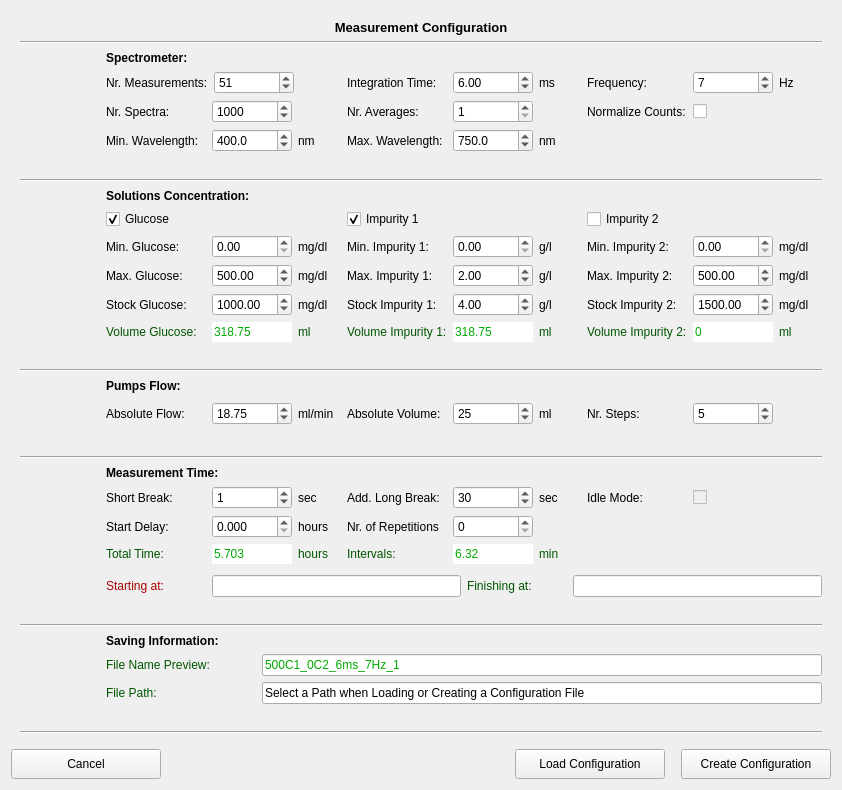
Old version of the form pol_configureMeasurement.ui in the repository CesarCarvajal/Oxymetry-Backup-2018.
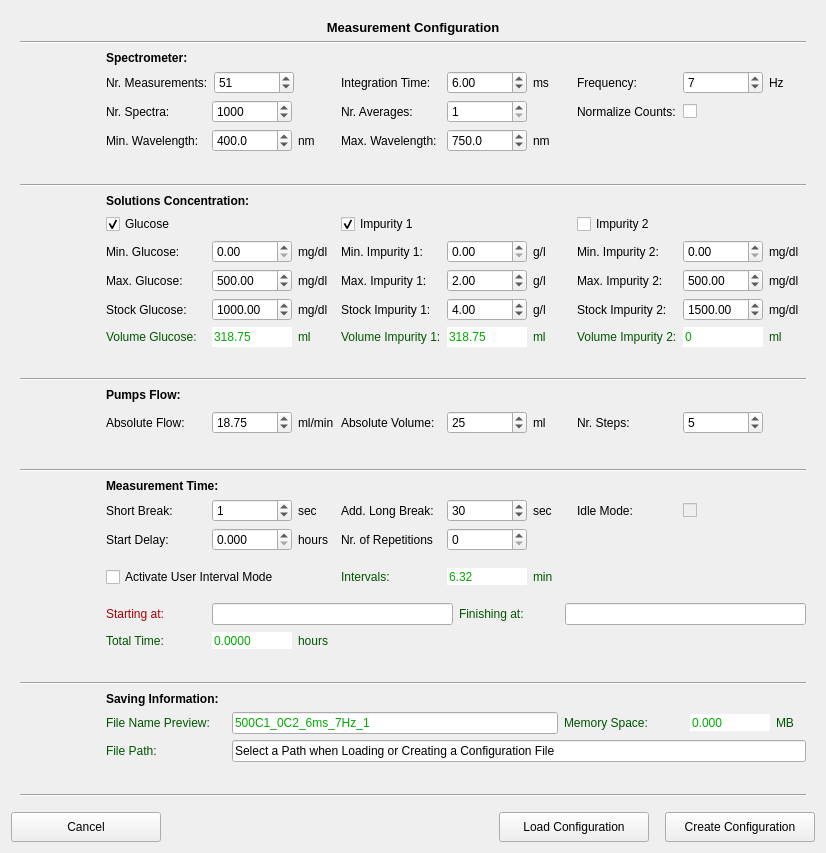
New version of the form. Icons and pictures are not drawn.

```diff
--- a/pol_configureMeasurement.ui
+++ b/pol_configureMeasurement.ui
@@ -6,8 +6,8 @@
    <rect>
     <x>0</x>
     <y>0</y>
-    <width>842</width>
-    <height>790</height>
+    <width>826</width>
+    <height>853</height>
    </rect>
   </property>
   <property name="sizePolicy">
@@ -2844,7 +2844,7 @@
                    <bool>false</bool>
                   </property>
                   <property name="sizePolicy">
-                   <sizepolicy hsizetype="Expanding" vsizetype="Fixed">
+                   <sizepolicy hsizetype="Minimum" vsizetype="Fixed">
                     <horstretch>0</horstretch>
                     <verstretch>0</verstretch>
                    </sizepolicy>
@@ -3136,189 +3136,59 @@
                 </item>
                </layout>
               </item>
-              <item row="3" column="0">
-               <layout class="QHBoxLayout" name="horizontalLayout_44">
+             </layout>
+            </item>
                 <item>
-                 <widget class="QLabel" name="label_BtimeInt">
-                  <property name="minimumSize">
-                   <size>
-                    <width>100</width>
-                    <height>0</height>
-                   </size>
-                  </property>
-                  <property name="maximumSize">
+             <spacer name="verticalSpacer_3">
+              <property name="orientation">
+               <enum>Qt::Vertical</enum>
+              </property>
+              <property name="sizeHint" stdset="0">
                    <size>
-                    <width>16777215</width>
-                    <height>16777215</height>
-                   </size>
-                  </property>
-                  <property name="palette">
-                   <palette>
-                    <active>
-                     <colorrole role="WindowText">
-                      <brush brushstyle="SolidPattern">
-                       <color alpha="255">
-                        <red>0</red>
-                        <green>85</green>
-                        <blue>0</blue>
-                       </color>
-                      </brush>
-                     </colorrole>
-                    </active>
-                    <inactive>
-                     <colorrole role="WindowText">
-                      <brush brushstyle="SolidPattern">
-                       <color alpha="255">
-                        <red>0</red>
-                        <green>85</green>
-                        <blue>0</blue>
-                       </color>
-                      </brush>
-                     </colorrole>
-                    </inactive>
-                    <disabled>
-                     <colorrole role="WindowText">
-                      <brush brushstyle="SolidPattern">
-                       <color alpha="255">
-                        <red>120</red>
-                        <green>120</green>
-                        <blue>120</blue>
-                       </color>
-                      </brush>
-                     </colorrole>
-                    </disabled>
-                   </palette>
-                  </property>
-                  <property name="toolTip">
-                   <string>Time Interval between measurements</string>
-                  </property>
-                  <property name="text">
-                   <string>Total Time:</string>
-                  </property>
-                 </widget>
+                <width>5</width>
+                <height>10</height>
+               </size>
+              </property>
+             </spacer>
                 </item>
                 <item>
-                 <widget class="QLineEdit" name="lineEdit_BtimeInterval">
-                  <property name="enabled">
-                   <bool>true</bool>
+             <layout class="QGridLayout" name="gridLayout_9">
+              <item row="0" column="1">
+               <layout class="QHBoxLayout" name="horizontalLayout_56">
+                <item>
+                 <widget class="QCheckBox" name="checkBox_IntervalMode">
+                  <property name="sizePolicy">
+                   <sizepolicy hsizetype="Preferred" vsizetype="Fixed">
+                    <horstretch>0</horstretch>
+                    <verstretch>0</verstretch>
+                   </sizepolicy>
                   </property>
                   <property name="minimumSize">
                    <size>
-                    <width>80</width>
+                    <width>220</width>
                     <height>0</height>
                    </size>
                   </property>
-                  <property name="maximumSize">
-                   <size>
-                    <width>80</width>
-                    <height>16777215</height>
-                   </size>
-                  </property>
-                  <property name="palette">
-                   <palette>
-                    <active>
-                     <colorrole role="Text">
-                      <brush brushstyle="SolidPattern">
-                       <color alpha="255">
-                        <red>0</red>
-                        <green>170</green>
-                        <blue>0</blue>
-                       </color>
-                      </brush>
-                     </colorrole>
-                    </active>
-                    <inactive>
-                     <colorrole role="Text">
-                      <brush brushstyle="SolidPattern">
-                       <color alpha="255">
-                        <red>0</red>
-                        <green>170</green>
-                        <blue>0</blue>
-                       </color>
-                      </brush>
-                     </colorrole>
-                    </inactive>
-                    <disabled>
-                     <colorrole role="Text">
-                      <brush brushstyle="SolidPattern">
-                       <color alpha="255">
-                        <red>120</red>
-                        <green>120</green>
-                        <blue>120</blue>
-                       </color>
-                      </brush>
-                     </colorrole>
-                    </disabled>
-                   </palette>
-                  </property>
-                  <property name="toolTip">
-                   <string>Total measurement time</string>
-                  </property>
                   <property name="text">
-                   <string>5.703</string>
+                   <string>Activate User Interval Mode</string>
                   </property>
-                  <property name="frame">
-                   <bool>false</bool>
-                  </property>
-                  <property name="readOnly">
-                   <bool>true</bool>
-                  </property>
                  </widget>
                 </item>
+               </layout>
+              </item>
+              <item row="0" column="3">
+               <layout class="QHBoxLayout" name="horizontalLayout_55">
                 <item>
-                 <widget class="QLabel" name="label_BtimeInt2">
-                  <property name="minimumSize">
-                   <size>
-                    <width>30</width>
-                    <height>0</height>
-                   </size>
-                  </property>
-                  <property name="palette">
-                   <palette>
-                    <active>
-                     <colorrole role="WindowText">
-                      <brush brushstyle="SolidPattern">
-                       <color alpha="255">
-                        <red>0</red>
-                        <green>85</green>
-                        <blue>0</blue>
-                       </color>
-                      </brush>
-                     </colorrole>
-                    </active>
-                    <inactive>
-                     <colorrole role="WindowText">
-                      <brush brushstyle="SolidPattern">
-                       <color alpha="255">
-                        <red>0</red>
-                        <green>85</green>
-                        <blue>0</blue>
-                       </color>
-                      </brush>
-                     </colorrole>
-                    </inactive>
-                    <disabled>
-                     <colorrole role="WindowText">
-                      <brush brushstyle="SolidPattern">
-                       <color alpha="255">
-                        <red>120</red>
-                        <green>120</green>
-                        <blue>120</blue>
-                       </color>
-                      </brush>
-                     </colorrole>
-                    </disabled>
-                   </palette>
-                  </property>
+                 <widget class="QLabel" name="label_intervalMode">
                   <property name="text">
-                   <string>hours</string>
+                   <string/>
                   </property>
                  </widget>
                 </item>
                </layout>
               </item>
-              <item row="3" column="1">
-               <layout class="QHBoxLayout" name="horizontalLayout_45">
+              <item row="0" column="2">
+               <layout class="QHBoxLayout" name="horizontalLayout_57">
                 <item>
                  <widget class="QLabel" name="label_timebetweenM">
                   <property name="minimumSize">
@@ -3376,9 +3246,12 @@
                  </widget>
                 </item>
                 <item>
-                 <widget class="QLineEdit" name="lineEdit_timebetweenM">
-                  <property name="enabled">
-                   <bool>true</bool>
+                 <widget class="QDoubleSpinBox" name="doubleSpinBox_timebetweenM">
+                  <property name="sizePolicy">
+                   <sizepolicy hsizetype="Minimum" vsizetype="Fixed">
+                    <horstretch>0</horstretch>
+                    <verstretch>0</verstretch>
+                   </sizepolicy>
                   </property>
                   <property name="minimumSize">
                    <size>
@@ -3429,20 +3302,29 @@
                     </disabled>
                    </palette>
                   </property>
-                  <property name="toolTip">
-                   <string>Time between measurements</string>
-                  </property>
-                  <property name="text">
-                   <string>6.32</string>
-                  </property>
                   <property name="frame">
                    <bool>false</bool>
                   </property>
                   <property name="readOnly">
                    <bool>true</bool>
                   </property>
-                  <property name="clearButtonEnabled">
-                   <bool>false</bool>
+                  <property name="buttonSymbols">
+                   <enum>QAbstractSpinBox::NoButtons</enum>
+                  </property>
+                  <property name="decimals">
+                   <number>2</number>
+                  </property>
+                  <property name="minimum">
+                   <double>0.010000000000000</double>
+                  </property>
+                  <property name="maximum">
+                   <double>100000000.000000000000000</double>
+                  </property>
+                  <property name="singleStep">
+                   <double>0.010000000000000</double>
+                  </property>
+                  <property name="value">
+                   <double>6.320000000000000</double>
                   </property>
                  </widget>
                 </item>
@@ -3498,26 +3380,6 @@
                 </item>
                </layout>
               </item>
-              <item row="3" column="3">
-               <layout class="QHBoxLayout" name="horizontalLayout_42">
-                <item>
-                 <spacer name="horizontalSpacer_3">
-                  <property name="orientation">
-                   <enum>Qt::Horizontal</enum>
-                  </property>
-                  <property name="sizeType">
-                   <enum>QSizePolicy::Fixed</enum>
-                  </property>
-                  <property name="sizeHint" stdset="0">
-                   <size>
-                    <width>215</width>
-                    <height>20</height>
-                   </size>
-                  </property>
-                 </spacer>
-                </item>
-               </layout>
-              </item>
              </layout>
             </item>
             <item>
@@ -3531,11 +3393,13 @@
               <property name="sizeHint" stdset="0">
                <size>
                 <width>5</width>
-                <height>5</height>
+                <height>10</height>
                </size>
               </property>
              </spacer>
             </item>
+            <item>
+             <layout class="QVBoxLayout" name="verticalLayout_7">
             <item>
              <layout class="QHBoxLayout" name="timeLayout">
               <item>
@@ -3761,6 +3625,208 @@
               </item>
              </layout>
             </item>
+              <item>
+               <layout class="QHBoxLayout" name="horizontalLayout_44">
+                <item>
+                 <widget class="QLabel" name="label_BtimeInt">
+                  <property name="minimumSize">
+                   <size>
+                    <width>100</width>
+                    <height>0</height>
+                   </size>
+                  </property>
+                  <property name="maximumSize">
+                   <size>
+                    <width>16777215</width>
+                    <height>16777215</height>
+                   </size>
+                  </property>
+                  <property name="palette">
+                   <palette>
+                    <active>
+                     <colorrole role="WindowText">
+                      <brush brushstyle="SolidPattern">
+                       <color alpha="255">
+                        <red>0</red>
+                        <green>85</green>
+                        <blue>0</blue>
+                       </color>
+                      </brush>
+                     </colorrole>
+                    </active>
+                    <inactive>
+                     <colorrole role="WindowText">
+                      <brush brushstyle="SolidPattern">
+                       <color alpha="255">
+                        <red>0</red>
+                        <green>85</green>
+                        <blue>0</blue>
+                       </color>
+                      </brush>
+                     </colorrole>
+                    </inactive>
+                    <disabled>
+                     <colorrole role="WindowText">
+                      <brush brushstyle="SolidPattern">
+                       <color alpha="255">
+                        <red>120</red>
+                        <green>120</green>
+                        <blue>120</blue>
+                       </color>
+                      </brush>
+                     </colorrole>
+                    </disabled>
+                   </palette>
+                  </property>
+                  <property name="toolTip">
+                   <string>Time Interval between measurements</string>
+                  </property>
+                  <property name="text">
+                   <string>Total Time:</string>
+                  </property>
+                 </widget>
+                </item>
+                <item>
+                 <widget class="QDoubleSpinBox" name="doubleSpinBox_totalTime">
+                  <property name="sizePolicy">
+                   <sizepolicy hsizetype="Expanding" vsizetype="Fixed">
+                    <horstretch>0</horstretch>
+                    <verstretch>0</verstretch>
+                   </sizepolicy>
+                  </property>
+                  <property name="minimumSize">
+                   <size>
+                    <width>80</width>
+                    <height>0</height>
+                   </size>
+                  </property>
+                  <property name="maximumSize">
+                   <size>
+                    <width>80</width>
+                    <height>16777215</height>
+                   </size>
+                  </property>
+                  <property name="palette">
+                   <palette>
+                    <active>
+                     <colorrole role="Text">
+                      <brush brushstyle="SolidPattern">
+                       <color alpha="255">
+                        <red>0</red>
+                        <green>170</green>
+                        <blue>0</blue>
+                       </color>
+                      </brush>
+                     </colorrole>
+                    </active>
+                    <inactive>
+                     <colorrole role="Text">
+                      <brush brushstyle="SolidPattern">
+                       <color alpha="255">
+                        <red>0</red>
+                        <green>170</green>
+                        <blue>0</blue>
+                       </color>
+                      </brush>
+                     </colorrole>
+                    </inactive>
+                    <disabled>
+                     <colorrole role="Text">
+                      <brush brushstyle="SolidPattern">
+                       <color alpha="255">
+                        <red>120</red>
+                        <green>120</green>
+                        <blue>120</blue>
+                       </color>
+                      </brush>
+                     </colorrole>
+                    </disabled>
+                   </palette>
+                  </property>
+                  <property name="frame">
+                   <bool>false</bool>
+                  </property>
+                  <property name="buttonSymbols">
+                   <enum>QAbstractSpinBox::NoButtons</enum>
+                  </property>
+                  <property name="decimals">
+                   <number>4</number>
+                  </property>
+                  <property name="maximum">
+                   <double>1000000000000.000000000000000</double>
+                  </property>
+                  <property name="singleStep">
+                   <double>0.000100000000000</double>
+                  </property>
+                 </widget>
+                </item>
+                <item>
+                 <widget class="QLabel" name="label_BtimeInt2">
+                  <property name="minimumSize">
+                   <size>
+                    <width>30</width>
+                    <height>0</height>
+                   </size>
+                  </property>
+                  <property name="palette">
+                   <palette>
+                    <active>
+                     <colorrole role="WindowText">
+                      <brush brushstyle="SolidPattern">
+                       <color alpha="255">
+                        <red>0</red>
+                        <green>85</green>
+                        <blue>0</blue>
+                       </color>
+                      </brush>
+                     </colorrole>
+                    </active>
+                    <inactive>
+                     <colorrole role="WindowText">
+                      <brush brushstyle="SolidPattern">
+                       <color alpha="255">
+                        <red>0</red>
+                        <green>85</green>
+                        <blue>0</blue>
+                       </color>
+                      </brush>
+                     </colorrole>
+                    </inactive>
+                    <disabled>
+                     <colorrole role="WindowText">
+                      <brush brushstyle="SolidPattern">
+                       <color alpha="255">
+                        <red>120</red>
+                        <green>120</green>
+                        <blue>120</blue>
+                       </color>
+                      </brush>
+                     </colorrole>
+                    </disabled>
+                   </palette>
+                  </property>
+                  <property name="text">
+                   <string>hours</string>
+                  </property>
+                 </widget>
+                </item>
+                <item>
+                 <spacer name="horizontalSpacer_7">
+                  <property name="orientation">
+                   <enum>Qt::Horizontal</enum>
+                  </property>
+                  <property name="sizeHint" stdset="0">
+                   <size>
+                    <width>40</width>
+                    <height>20</height>
+                   </size>
+                  </property>
+                 </spacer>
+                </item>
+               </layout>
+              </item>
+             </layout>
+            </item>
            </layout>
           </item>
          </layout>
@@ -3890,7 +3956,9 @@
              </widget>
             </item>
             <item>
-             <layout class="QHBoxLayout" name="horizontalLayout_3">
+             <layout class="QGridLayout" name="gridLayout_10">
+              <item row="0" column="0">
+               <layout class="QHBoxLayout" name="horizontalLayout_45">
               <item>
                <widget class="QLabel" name="label_BFileNamePrev">
                 <property name="sizePolicy">
@@ -3901,7 +3969,7 @@
                 </property>
                 <property name="minimumSize">
                  <size>
-                  <width>150</width>
+                    <width>120</width>
                   <height>0</height>
                  </size>
                 </property>
@@ -4008,6 +4076,249 @@
               </item>
              </layout>
             </item>
+              <item row="0" column="1">
+               <layout class="QHBoxLayout" name="horizontalLayout_49">
+                <item>
+                 <widget class="QLabel" name="label_MSpace">
+                  <property name="sizePolicy">
+                   <sizepolicy hsizetype="Minimum" vsizetype="Preferred">
+                    <horstretch>0</horstretch>
+                    <verstretch>0</verstretch>
+                   </sizepolicy>
+                  </property>
+                  <property name="minimumSize">
+                   <size>
+                    <width>120</width>
+                    <height>0</height>
+                   </size>
+                  </property>
+                  <property name="palette">
+                   <palette>
+                    <active>
+                     <colorrole role="WindowText">
+                      <brush brushstyle="SolidPattern">
+                       <color alpha="255">
+                        <red>0</red>
+                        <green>85</green>
+                        <blue>0</blue>
+                       </color>
+                      </brush>
+                     </colorrole>
+                     <colorrole role="Text">
+                      <brush brushstyle="SolidPattern">
+                       <color alpha="255">
+                        <red>0</red>
+                        <green>0</green>
+                        <blue>0</blue>
+                       </color>
+                      </brush>
+                     </colorrole>
+                    </active>
+                    <inactive>
+                     <colorrole role="WindowText">
+                      <brush brushstyle="SolidPattern">
+                       <color alpha="255">
+                        <red>0</red>
+                        <green>85</green>
+                        <blue>0</blue>
+                       </color>
+                      </brush>
+                     </colorrole>
+                     <colorrole role="Text">
+                      <brush brushstyle="SolidPattern">
+                       <color alpha="255">
+                        <red>0</red>
+                        <green>0</green>
+                        <blue>0</blue>
+                       </color>
+                      </brush>
+                     </colorrole>
+                    </inactive>
+                    <disabled>
+                     <colorrole role="WindowText">
+                      <brush brushstyle="SolidPattern">
+                       <color alpha="255">
+                        <red>120</red>
+                        <green>120</green>
+                        <blue>120</blue>
+                       </color>
+                      </brush>
+                     </colorrole>
+                     <colorrole role="Text">
+                      <brush brushstyle="SolidPattern">
+                       <color alpha="255">
+                        <red>120</red>
+                        <green>120</green>
+                        <blue>120</blue>
+                       </color>
+                      </brush>
+                     </colorrole>
+                    </disabled>
+                   </palette>
+                  </property>
+                  <property name="text">
+                   <string>Memory Space:</string>
+                  </property>
+                 </widget>
+                </item>
+                <item>
+                 <widget class="QDoubleSpinBox" name="doubleSpinBox_MSpace">
+                  <property name="minimumSize">
+                   <size>
+                    <width>80</width>
+                    <height>0</height>
+                   </size>
+                  </property>
+                  <property name="maximumSize">
+                   <size>
+                    <width>80</width>
+                    <height>16777215</height>
+                   </size>
+                  </property>
+                  <property name="palette">
+                   <palette>
+                    <active>
+                     <colorrole role="WindowText">
+                      <brush brushstyle="SolidPattern">
+                       <color alpha="255">
+                        <red>0</red>
+                        <green>0</green>
+                        <blue>0</blue>
+                       </color>
+                      </brush>
+                     </colorrole>
+                     <colorrole role="Text">
+                      <brush brushstyle="SolidPattern">
+                       <color alpha="255">
+                        <red>0</red>
+                        <green>170</green>
+                        <blue>0</blue>
+                       </color>
+                      </brush>
+                     </colorrole>
+                    </active>
+                    <inactive>
+                     <colorrole role="WindowText">
+                      <brush brushstyle="SolidPattern">
+                       <color alpha="255">
+                        <red>0</red>
+                        <green>0</green>
+                        <blue>0</blue>
+                       </color>
+                      </brush>
+                     </colorrole>
+                     <colorrole role="Text">
+                      <brush brushstyle="SolidPattern">
+                       <color alpha="255">
+                        <red>0</red>
+                        <green>170</green>
+                        <blue>0</blue>
+                       </color>
+                      </brush>
+                     </colorrole>
+                    </inactive>
+                    <disabled>
+                     <colorrole role="WindowText">
+                      <brush brushstyle="SolidPattern">
+                       <color alpha="255">
+                        <red>120</red>
+                        <green>120</green>
+                        <blue>120</blue>
+                       </color>
+                      </brush>
+                     </colorrole>
+                     <colorrole role="Text">
+                      <brush brushstyle="SolidPattern">
+                       <color alpha="255">
+                        <red>120</red>
+                        <green>120</green>
+                        <blue>120</blue>
+                       </color>
+                      </brush>
+                     </colorrole>
+                    </disabled>
+                   </palette>
+                  </property>
+                  <property name="frame">
+                   <bool>false</bool>
+                  </property>
+                  <property name="readOnly">
+                   <bool>true</bool>
+                  </property>
+                  <property name="buttonSymbols">
+                   <enum>QAbstractSpinBox::NoButtons</enum>
+                  </property>
+                  <property name="decimals">
+                   <number>3</number>
+                  </property>
+                  <property name="maximum">
+                   <double>10000000000.000000000000000</double>
+                  </property>
+                 </widget>
+                </item>
+                <item>
+                 <widget class="QLabel" name="label_MSpace2">
+                  <property name="minimumSize">
+                   <size>
+                    <width>30</width>
+                    <height>0</height>
+                   </size>
+                  </property>
+                  <property name="maximumSize">
+                   <size>
+                    <width>30</width>
+                    <height>16777215</height>
+                   </size>
+                  </property>
+                  <property name="palette">
+                   <palette>
+                    <active>
+                     <colorrole role="WindowText">
+                      <brush brushstyle="SolidPattern">
+                       <color alpha="255">
+                        <red>0</red>
+                        <green>85</green>
+                        <blue>0</blue>
+                       </color>
+                      </brush>
+                     </colorrole>
+                    </active>
+                    <inactive>
+                     <colorrole role="WindowText">
+                      <brush brushstyle="SolidPattern">
+                       <color alpha="255">
+                        <red>0</red>
+                        <green>85</green>
+                        <blue>0</blue>
+                       </color>
+                      </brush>
+                     </colorrole>
+                    </inactive>
+                    <disabled>
+                     <colorrole role="WindowText">
+                      <brush brushstyle="SolidPattern">
+                       <color alpha="255">
+                        <red>120</red>
+                        <green>120</green>
+                        <blue>120</blue>
+                       </color>
+                      </brush>
+                     </colorrole>
+                    </disabled>
+                   </palette>
+                  </property>
+                  <property name="text">
+                   <string>MB</string>
+                  </property>
+                 </widget>
+                </item>
+               </layout>
+              </item>
+             </layout>
+            </item>
+            <item>
+             <layout class="QHBoxLayout" name="horizontalLayout_3"/>
+            </item>
             <item>
              <layout class="QHBoxLayout" name="horizontalLayout_2">
               <item>
@@ -4020,7 +4331,7 @@
                 </property>
                 <property name="minimumSize">
                  <size>
-                  <width>150</width>
+                  <width>120</width>
                   <height>0</height>
                  </size>
                 </property>
```
Lines whose indentation alone changed are shown as unchanged.
